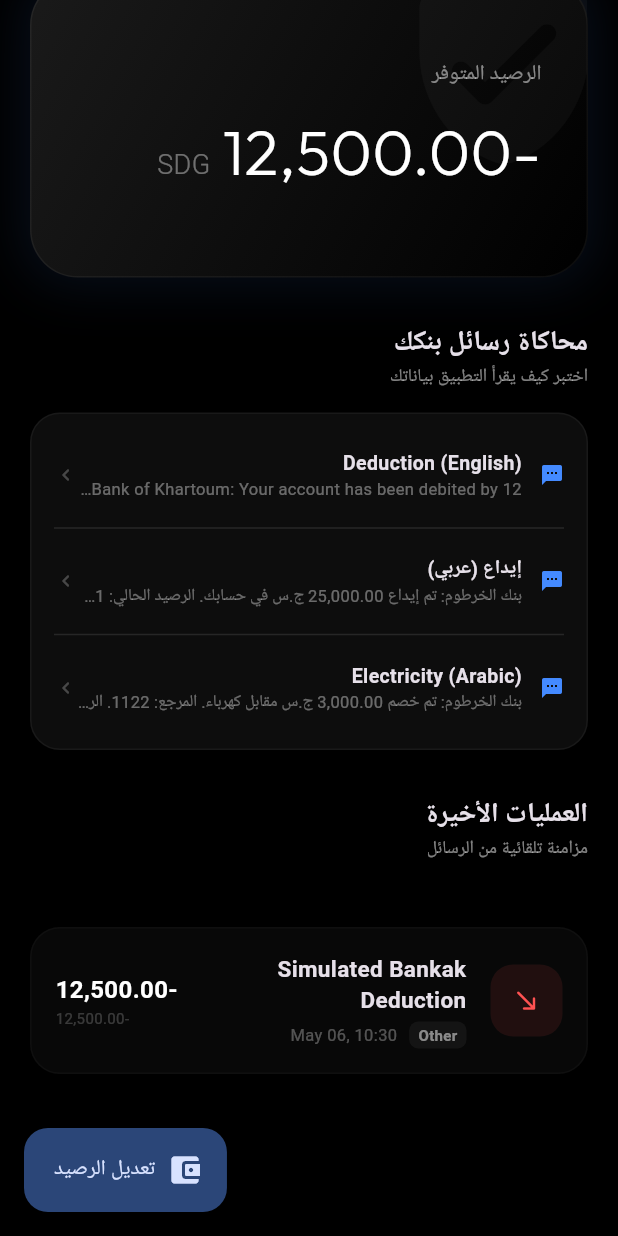
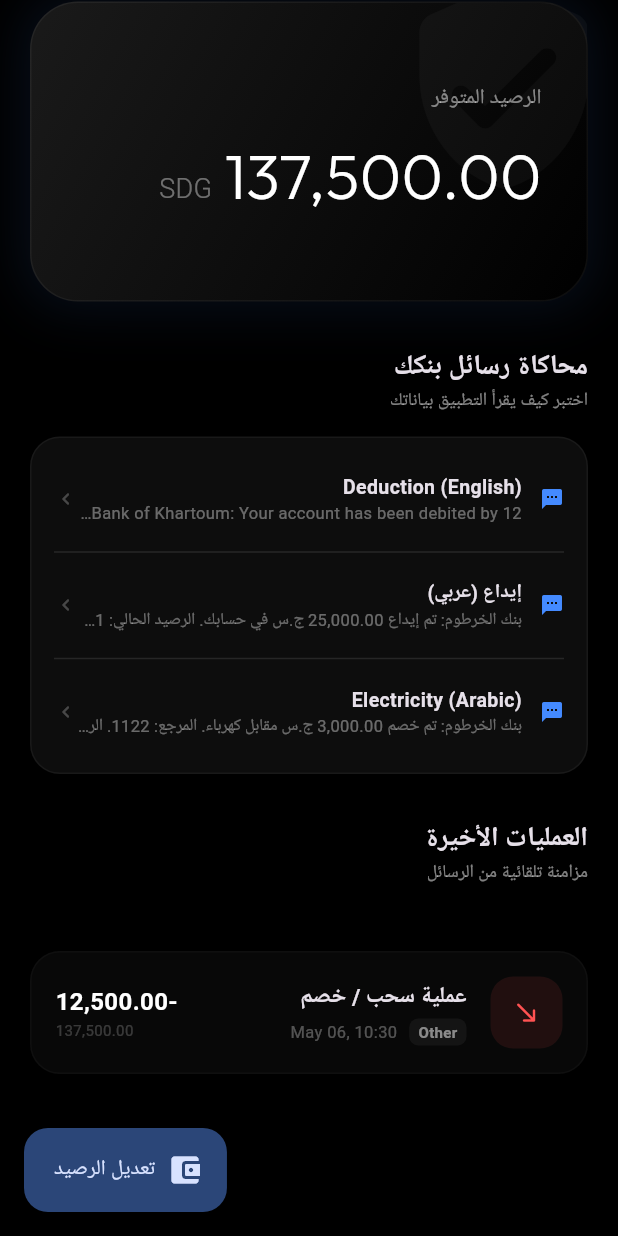
Before and after one commit to aboda52729-spec/Vault, a Flutter app: the screen it shows after launch, scrolled down 100 dp, after a tap on "Deduction (English)", on a phone screen of 412 x 824 dp. Run offline on Flutter 3.47's test engine with Material 3 defaults, Android fonts, the phone set to English and light mode, and no system bars; our stand-ins replace flutter_secure_storage, google_fonts, shared_preferences; Roboto replaces fonts that are missing (Alexandria).

Commit message:
Provide comprehensive analysis and implement secure foundation for Bankak integration
- Created detailed PROJECT_ANALYSIS.md with architecture and security roadmap.
- Implemented 'Truth-Source Synchronization' in SMS parsing to prevent balance drift.
- Migrated sensitive data (balance, transactions) to encrypted 'flutter_secure_storage'.
- Added necessary Android permissions for SMS and background services.
- Updated Dart SDK constraint to ^3.11.0 for environment compatibility.

Co-authored-by: aboda52729-spec <280100073+aboda52729-spec@users.noreply.github.com>

```diff
--- a/lib/main.dart
+++ b/lib/main.dart
@@ -4,14 +4,16 @@ import 'package:google_fonts/google_fonts.dart';
 import 'package:provider/provider.dart';
 import 'package:intl/intl.dart';
 import 'package:shared_preferences/shared_preferences.dart';
+import 'package:flutter_secure_storage/flutter_secure_storage.dart';
 import 'dart:convert';
 
 void main() async {
   WidgetsFlutterBinding.ensureInitialized();
   final prefs = await SharedPreferences.getInstance();
+  const secureStorage = FlutterSecureStorage();
   runApp(
     ChangeNotifierProvider(
-      create: (context) => BankakStore(prefs),
+      create: (context) => BankakStore(prefs, secureStorage),
       child: const BankakApp(),
     ),
   );
@@ -65,11 +67,12 @@ class BankakTransaction {
 
 class BankakStore extends ChangeNotifier {
   final SharedPreferences _prefs;
+  final FlutterSecureStorage _secureStorage;
   double _balance = 0.0;
   List<BankakTransaction> _transactions = [];
   bool _isArabic = true;
 
-  BankakStore(this._prefs) {
+  BankakStore(this._prefs, this._secureStorage) {
     _loadData();
   }
 
@@ -77,10 +80,15 @@ class BankakStore extends ChangeNotifier {
   List<BankakTransaction> get transactions => _transactions;
   bool get isArabic => _isArabic;
 
-  void _loadData() {
-    _balance = _prefs.getDouble('balance') ?? 0.0;
+  void _loadData() async {
+    // Non-sensitive data remains in SharedPreferences
     _isArabic = _prefs.getBool('isArabic') ?? true;
-    final txJson = _prefs.getString('transactions');
+
+    // Sensitive financial data is moved to SecureStorage
+    final balanceStr = await _secureStorage.read(key: 'balance');
+    _balance = double.tryParse(balanceStr ?? '') ?? 0.0;
+
+    final txJson = await _secureStorage.read(key: 'transactions');
     if (txJson != null) {
       final List decoded = json.decode(txJson);
       _transactions = decoded.map((e) => BankakTransaction.fromJson(e)).toList();
@@ -89,10 +97,12 @@ class BankakStore extends ChangeNotifier {
   }
 
   Future<void> _saveData() async {
-    await _prefs.setDouble('balance', _balance);
     await _prefs.setBool('isArabic', _isArabic);
+
+    // Encrypt and save financial data
+    await _secureStorage.write(key: 'balance', value: _balance.toString());
     final txJson = json.encode(_transactions.map((e) => e.toJson()).toList());
-    await _prefs.setString('transactions', txJson);
+    await _secureStorage.write(key: 'transactions', value: txJson);
   }
 
   void toggleLanguage() {
@@ -108,33 +118,83 @@ class BankakStore extends ChangeNotifier {
   }
 
   void processBankakSMS(String sms) {
-    // SIMULATED PARSER LOGIC
-    // Example: "Bank of Khartoum: Your account ending in 1234 has been debited by 5,000 SDG. Balance: 150,000 SDG."
-    // Example (Arabic): "بنك الخرطوم: تم خصم 5,000 ج.س من حسابك... الرصيد الحالي: 150,000 ج.س"
+    // ADVANCED PARSER LOGIC: Uses proximity to keywords to distinguish between
+    // Account numbers, Transaction amounts, and the Final Balance.
 
-    final amountMatch = RegExp(r'(\d{1,3}(,\d{3})*(\.\d+)?)').firstMatch(sms);
-    if (amountMatch != null) {
-      final amountStr = amountMatch.group(0)!.replaceAll(',', '');
-      final amount = double.tryParse(amountStr) ?? 0.0;
+    final numberRegex = RegExp(r'(\d{1,3}(,\d{3})*(\.\d+)?)');
+    final matches = numberRegex.allMatches(sms).toList();
+
+    if (matches.isNotEmpty) {
+      double amount = 0.0;
+      double newBalance = _balance;
+
+      // Identify Amount: Look for number preceded by "amount", "debited", "خصم", etc.
+      final amountKeywords = ['debited', 'credited', 'amount', 'خصم', 'إيداع', 'بمبلغ'];
+      int amountIndex = -1;
+
+      for (int i = 0; i < matches.length; i++) {
+        final match = matches[i];
+        final textBefore = sms.substring(0, match.start).toLowerCase();
+        if (amountKeywords.any((kw) => textBefore.contains(kw))) {
+           // We found a candidate, but let's make sure it's not the balance
+           if (!textBefore.contains('balance') && !textBefore.contains('الرصيد')) {
+             amountIndex = i;
+             break;
+           }
+        }
+      }
+
+      // If no keyword found, assume first is amount (legacy)
+      final amountStr = (amountIndex != -1 ? matches[amountIndex] : matches.first).group(0)!.replaceAll(',', '');
+      amount = double.tryParse(amountStr) ?? 0.0;
+
+      // Identify Balance: Look for number preceded by "Balance" or "الرصيد"
+      final balanceKeywords = ['balance', 'الرصيد', 'رصيدك'];
+      int balanceIndex = -1;
+      for (int i = matches.length - 1; i >= 0; i--) {
+        final match = matches[i];
+        final textBefore = sms.substring(0, match.start).toLowerCase();
+        if (balanceKeywords.any((kw) => textBefore.contains(kw))) {
+          balanceIndex = i;
+          break;
+        }
+      }
+
+      if (balanceIndex != -1) {
+        final balanceStr = matches[balanceIndex].group(0)!.replaceAll(',', '');
+        newBalance = double.tryParse(balanceStr) ?? _balance;
+      } else {
+        // Fallback
+        final isDebit = sms.contains('debited') || sms.contains('خصم') || sms.contains('سحب');
+        newBalance = isDebit ? _balance - amount : _balance + amount;
+      }
 
       final isDebit = sms.contains('debited') || sms.contains('خصم') || sms.contains('سحب');
-      final newBalanceAfter = isDebit ? _balance - amount : _balance + amount;
 
       final tx = BankakTransaction(
         id: DateTime.now().millisecondsSinceEpoch.toString(),
         amount: amount,
-        description: isDebit ? "Simulated Bankak Deduction" : "Simulated Bankak Deposit",
+        description: _generateDescription(sms, isDebit),
         category: _autoCategorize(sms),
         date: DateTime.now(),
         type: isDebit ? TransactionType.debit : TransactionType.credit,
-        balanceAfter: newBalanceAfter,
+        balanceAfter: newBalance,
       );
 
       _transactions.insert(0, tx);
-      _balance = newBalanceAfter;
+      _balance = newBalance;
       _saveData();
       notifyListeners();
     }
+  }
+
+  String _generateDescription(String sms, bool isDebit) {
+    if (sms.contains('electricity') || sms.contains('كهرباء')) return isArabic ? 'شراء كهرباء' : 'Electricity Purchase';
+    if (sms.contains('transfer') || sms.contains('تحويل')) return isArabic ? 'تحويل بنكي' : 'Bank Transfer';
+    if (sms.contains('restaurant') || sms.contains('مطعم')) return isArabic ? 'دفع مطعم' : 'Restaurant Payment';
+    return isDebit
+      ? (isArabic ? 'عملية سحب / خصم' : 'Debit Transaction')
+      : (isArabic ? 'عملية إيداع' : 'Credit Transaction');
   }
 
   String _autoCategorize(String sms) {
--- a/pubspec.yaml
+++ b/pubspec.yaml
@@ -36,6 +36,7 @@ dependencies:
   intl: any
   provider: ^6.1.2
   shared_preferences: ^2.5.2
+  flutter_secure_storage: ^9.2.4
   flutter_localizations:
     sdk: flutter
 
```
Also changed, not shown: pubspec.lock, 4 other files.
